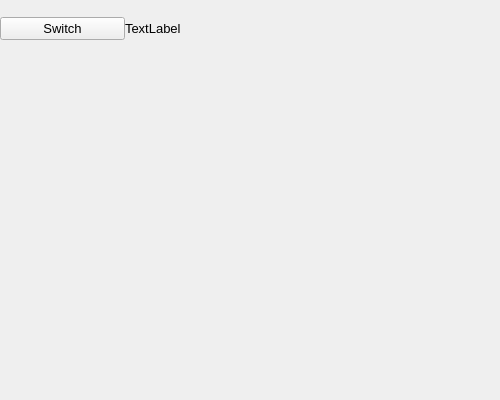
The window that BLHardwareScaner/BLHardwareScaner/Ui/TestItem/CameraView.ui (BurnellLiu/LiuProject) describes before a commit, drawn with Qt 5.
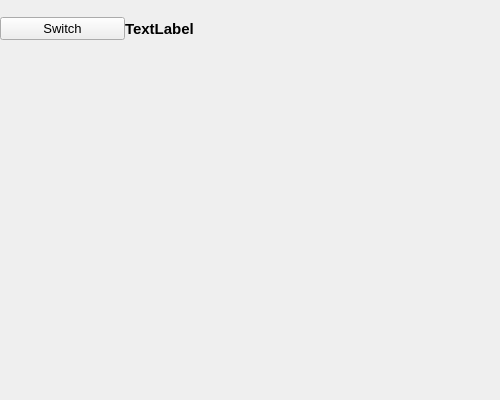
The same window after the commit.

```diff
--- a/BLHardwareScaner/BLHardwareScaner/Ui/TestItem/CameraView.ui
+++ b/BLHardwareScaner/BLHardwareScaner/Ui/TestItem/CameraView.ui
@@ -39,6 +39,14 @@
        </item>
        <item>
         <widget class="QLabel" name="labelCameraName">
+         <property name="font">
+          <font>
+           <pointsize>11</pointsize>
+           <weight>75</weight>
+           <italic>false</italic>
+           <bold>true</bold>
+          </font>
+         </property>
          <property name="text">
           <string>TextLabel</string>
          </property>
```
